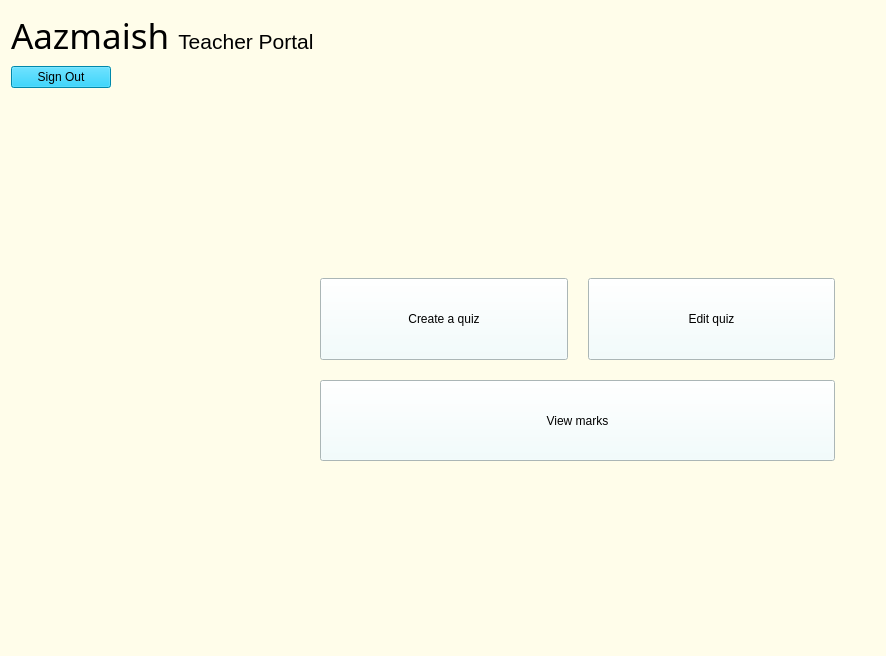
Old version of the form quizapp/quizapp.ui in the repository hamza-56tomato/aazmaish-quizapp.
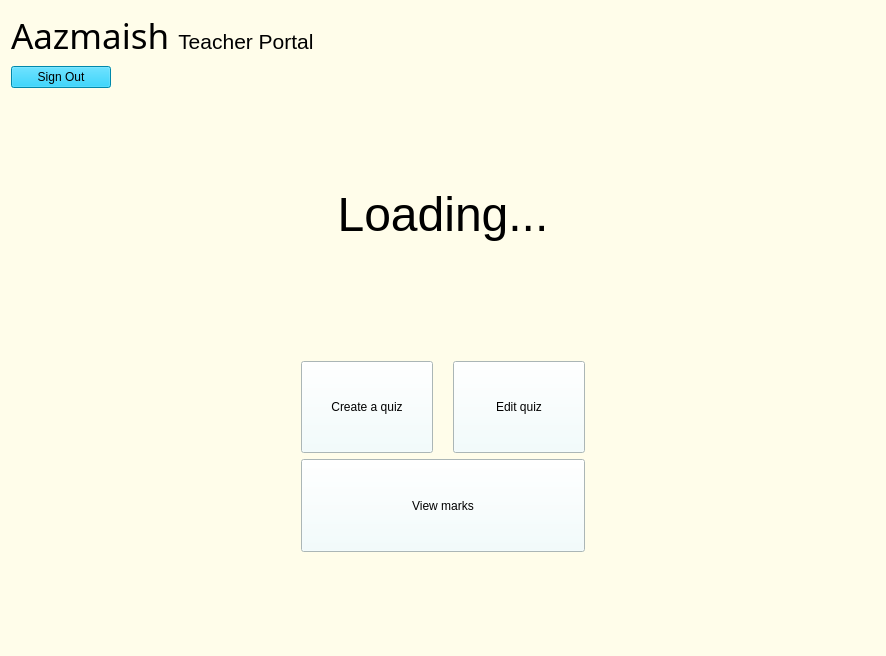
New version of the form. The open tabs and pages were chosen to show the change.

Commit message: added edit quiz functionality to teacher portal

Diff of the .ui file:
```diff
--- a/quizapp/quizapp.ui
+++ b/quizapp/quizapp.ui
@@ -343,123 +343,38 @@
        </layout>
       </widget>
       <widget class="QWidget" name="teacherPortal">
-       <layout class="QGridLayout" name="gridLayout_10">
-        <item row="3" column="1">
-         <spacer name="verticalSpacer_18">
-          <property name="orientation">
-           <enum>Qt::Orientation::Vertical</enum>
-          </property>
-          <property name="sizeType">
-           <enum>QSizePolicy::Policy::MinimumExpanding</enum>
-          </property>
-          <property name="sizeHint" stdset="0">
-           <size>
-            <width>20</width>
-            <height>40</height>
-           </size>
-          </property>
-         </spacer>
-        </item>
-        <item row="4" column="0">
-         <spacer name="horizontalSpacer_3">
-          <property name="orientation">
-           <enum>Qt::Orientation::Horizontal</enum>
-          </property>
-          <property name="sizeType">
-           <enum>QSizePolicy::Policy::Preferred</enum>
-          </property>
-          <property name="sizeHint" stdset="0">
-           <size>
-            <width>40</width>
-            <height>20</height>
-           </size>
-          </property>
-         </spacer>
-        </item>
-        <item row="4" column="2">
-         <spacer name="horizontalSpacer_11">
-          <property name="orientation">
-           <enum>Qt::Orientation::Horizontal</enum>
-          </property>
-          <property name="sizeType">
-           <enum>QSizePolicy::Policy::Preferred</enum>
-          </property>
-          <property name="sizeHint" stdset="0">
-           <size>
-            <width>40</width>
-            <height>20</height>
-           </size>
-          </property>
-         </spacer>
-        </item>
-        <item row="5" column="1">
-         <spacer name="verticalSpacer_19">
-          <property name="orientation">
-           <enum>Qt::Orientation::Vertical</enum>
-          </property>
-          <property name="sizeType">
-           <enum>QSizePolicy::Policy::MinimumExpanding</enum>
-          </property>
-          <property name="sizeHint" stdset="0">
-           <size>
-            <width>20</width>
-            <height>40</height>
-           </size>
-          </property>
-         </spacer>
-        </item>
-        <item row="0" column="0">
-         <widget class="QLabel" name="label_11">
-          <property name="text">
-           <string>&lt;html&gt;&lt;head/&gt;&lt;body&gt;&lt;p&gt;&lt;span style=&quot; font-size:26pt;font-family:pristina;&quot;&gt;Aazmaish &lt;/span&gt;&lt;span style=&quot; font-size:16pt;&quot;&gt;Teacher Portal&lt;/span&gt;&lt;/p&gt;&lt;/body&gt;&lt;/html&gt;</string>
-          </property>
-         </widget>
-        </item>
-        <item row="4" column="1">
-         <layout class="QVBoxLayout" name="verticalLayout_3" stretch="0,0">
-          <property name="spacing">
-           <number>20</number>
-          </property>
+       <layout class="QVBoxLayout" name="verticalLayout_4">
+        <item>
+         <layout class="QVBoxLayout" name="verticalLayout">
           <item>
-           <layout class="QGridLayout" name="gridLayout_9">
-            <property name="horizontalSpacing">
-             <number>20</number>
+           <widget class="QLabel" name="label_11">
+            <property name="text">
+             <string>&lt;html&gt;&lt;head/&gt;&lt;body&gt;&lt;p&gt;&lt;span style=&quot; font-size:26pt;font-family:pristina;&quot;&gt;Aazmaish &lt;/span&gt;&lt;span style=&quot; font-size:16pt;&quot;&gt;Teacher Portal&lt;/span&gt;&lt;/p&gt;&lt;/body&gt;&lt;/html&gt;</string>
             </property>
-            <item row="0" column="0">
-             <widget class="QPushButton" name="create_quiz_btn">
-              <property name="sizePolicy">
-               <sizepolicy hsizetype="Preferred" vsizetype="Expanding">
-                <horstretch>0</horstretch>
-                <verstretch>0</verstretch>
-               </sizepolicy>
-              </property>
-              <property name="styleSheet">
-               <string notr="true">background: azure;</string>
-              </property>
-              <property name="text">
-               <string>Create a quiz</string>
-              </property>
-             </widget>
-            </item>
-            <item row="0" column="1">
-             <widget class="QPushButton" name="edit_quiz_btn">
-              <property name="sizePolicy">
-               <sizepolicy hsizetype="Minimum" vsizetype="Expanding">
-                <horstretch>0</horstretch>
-                <verstretch>0</verstretch>
-               </sizepolicy>
-              </property>
-              <property name="styleSheet">
-               <string notr="true">background: azure;</string>
-              </property>
-              <property name="text">
-               <string>Edit quiz</string>
-              </property>
-             </widget>
-            </item>
-           </layout>
+           </widget>
           </item>
           <item>
+           <widget class="QPushButton" name="signOut_btn">
+            <property name="maximumSize">
+             <size>
+              <width>100</width>
+              <height>16777215</height>
+             </size>
+            </property>
+            <property name="styleSheet">
+             <string notr="true">background: #00beef;
+</string>
+            </property>
+            <property name="text">
+             <string>Sign Out</string>
+            </property>
+           </widget>
+          </item>
+         </layout>
+        </item>
+        <item>
+         <layout class="QGridLayout" name="gridLayout_10">
+          <item row="6" column="1">
            <widget class="QPushButton" name="view_marks_btn">
             <property name="sizePolicy">
              <sizepolicy hsizetype="Minimum" vsizetype="MinimumExpanding">
@@ -475,10 +390,113 @@
             </property>
            </widget>
           </item>
+          <item row="5" column="1">
+           <layout class="QGridLayout" name="gridLayout_9">
+            <property name="horizontalSpacing">
+             <number>20</number>
+            </property>
+            <item row="0" column="1">
+             <widget class="QPushButton" name="edit_quiz_btn">
+              <property name="sizePolicy">
+               <sizepolicy hsizetype="Minimum" vsizetype="Expanding">
+                <horstretch>0</horstretch>
+                <verstretch>0</verstretch>
+               </sizepolicy>
+              </property>
+              <property name="styleSheet">
+               <string notr="true">background: azure;</string>
+              </property>
+              <property name="text">
+               <string>Edit quiz</string>
+              </property>
+             </widget>
+            </item>
+            <item row="0" column="0">
+             <widget class="QPushButton" name="create_quiz_btn">
+              <property name="sizePolicy">
+               <sizepolicy hsizetype="Preferred" vsizetype="Expanding">
+                <horstretch>0</horstretch>
+                <verstretch>0</verstretch>
+               </sizepolicy>
+              </property>
+              <property name="styleSheet">
+               <string notr="true">background: azure;</string>
+              </property>
+              <property name="text">
+               <string>Create a quiz</string>
+              </property>
+             </widget>
+            </item>
+           </layout>
+          </item>
+          <item row="7" column="1">
+           <spacer name="verticalSpacer_18">
+            <property name="orientation">
+             <enum>Qt::Orientation::Vertical</enum>
+            </property>
+            <property name="sizeHint" stdset="0">
+             <size>
+              <width>20</width>
+              <height>40</height>
+             </size>
+            </property>
+           </spacer>
+          </item>
+          <item row="3" column="0" colspan="3">
+           <widget class="QLabel" name="teacher_email_label">
+            <property name="text">
+             <string/>
+            </property>
+           </widget>
+          </item>
+          <item row="4" column="1">
+           <spacer name="verticalSpacer_21">
+            <property name="orientation">
+             <enum>Qt::Orientation::Vertical</enum>
+            </property>
+            <property name="sizeHint" stdset="0">
+             <size>
+              <width>20</width>
+              <height>40</height>
+             </size>
+            </property>
+           </spacer>
+          </item>
+          <item row="2" column="0" colspan="3">
+           <widget class="QLabel" name="teacher_name_label">
+            <property name="text">
+             <string>&lt;html&gt;&lt;head/&gt;&lt;body&gt;&lt;p align=&quot;center&quot;&gt;&lt;span style=&quot; font-size:36pt;&quot;&gt;Loading...&lt;/span&gt;&lt;/p&gt;&lt;/body&gt;&lt;/html&gt;</string>
+            </property>
+           </widget>
+          </item>
+          <item row="0" column="1">
+           <spacer name="verticalSpacer_19">
+            <property name="orientation">
+             <enum>Qt::Orientation::Vertical</enum>
+            </property>
+            <property name="sizeHint" stdset="0">
+             <size>
+              <width>20</width>
+              <height>40</height>
+             </size>
+            </property>
+           </spacer>
+          </item>
          </layout>
         </item>
-        <item row="2" column="0">
-         <widget class="QPushButton" name="signOut_btn">
+       </layout>
+      </widget>
+      <widget class="QWidget" name="editQuizPage">
+       <layout class="QVBoxLayout" name="verticalLayout_5">
+        <item>
+         <widget class="QLabel" name="label_23">
+          <property name="text">
+           <string>&lt;html&gt;&lt;head/&gt;&lt;body&gt;&lt;p&gt;&lt;span style=&quot; font-size:22pt;&quot;&gt;Your Quizzes&lt;/span&gt;&lt;/p&gt;&lt;/body&gt;&lt;/html&gt;</string>
+          </property>
+         </widget>
+        </item>
+        <item>
+         <widget class="QPushButton" name="edit_quiz_back_btn">
           <property name="maximumSize">
            <size>
             <width>100</width>
@@ -494,6 +512,41 @@
           </property>
          </widget>
         </item>
+        <item>
+         <widget class="QScrollArea" name="scrollArea_2">
+          <property name="widgetResizable">
+           <bool>true</bool>
+          </property>
+          <widget class="QWidget" name="vertical_layout_5">
+           <property name="geometry">
+            <rect>
+             <x>0</x>
+             <y>0</y>
+             <width>866</width>
+             <height>561</height>
+            </rect>
+           </property>
+           <layout class="QVBoxLayout" name="verticalLayout_3">
+            <item>
+             <layout class="QVBoxLayout" name="edit_quizzes_list"/>
+            </item>
+            <item>
+             <spacer name="verticalSpacer_22">
+              <property name="orientation">
+               <enum>Qt::Orientation::Vertical</enum>
+              </property>
+              <property name="sizeHint" stdset="0">
+               <size>
+                <width>20</width>
+                <height>40</height>
+               </size>
+              </property>
+             </spacer>
+            </item>
+           </layout>
+          </widget>
+         </widget>
+        </item>
        </layout>
       </widget>
       <widget class="QWidget" name="createQuizPage">
```
Left out of the diff: 30 changed lines with no effect on the pictures. The commit also changes 6 other files.
